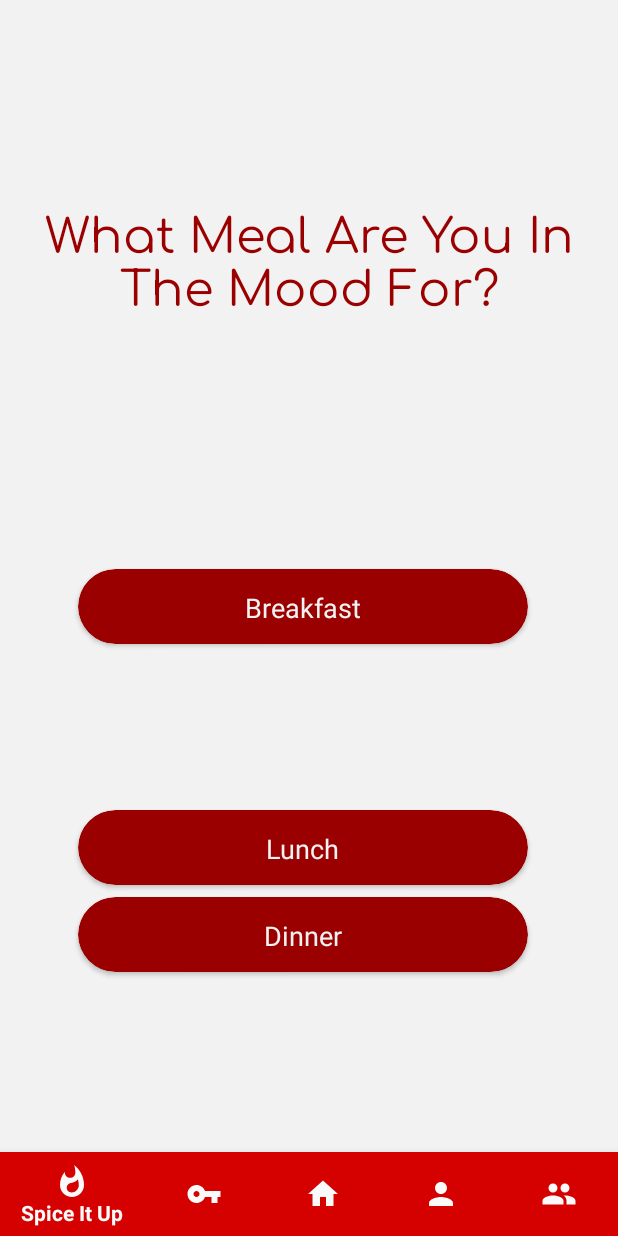
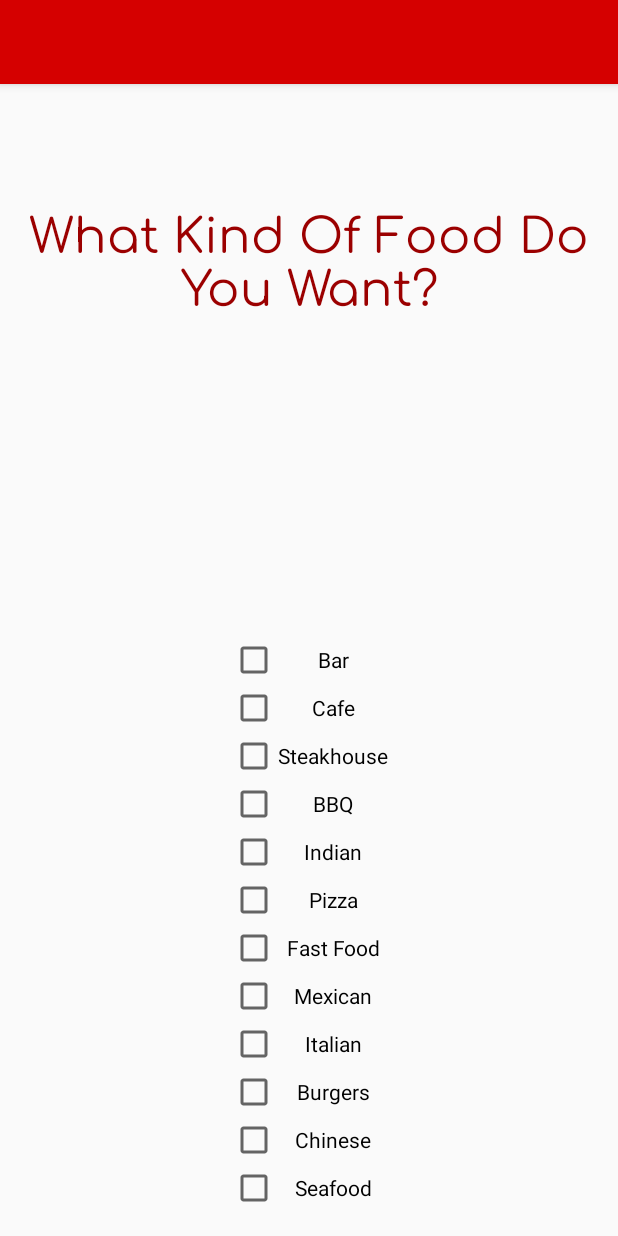
Before and after one commit to aam659/SpiceApp, an Android app: the MealTime screen opened directly, with no data from a screen before it, after a tap on "Dinner", on a phone screen of 412 x 824 dp. Run offline under Robolectric (Android 15) with nearby library versions, the phone set to English and light mode, and no system bars; our stand-ins replace Firebase (no records; nobody signed in at launch, a user with empty details on screens opened directly); Roboto replaces fonts that are not available here; 1 statement that could not run was skipped.

Commit message:
Added survey for Lunch/Dinner

```diff
--- a/App/SpiceApp/app/src/main/AndroidManifest.xml
+++ b/App/SpiceApp/app/src/main/AndroidManifest.xml
@@ -16,7 +16,11 @@
         android:roundIcon="@mipmap/ic_launcher_round"
         android:supportsRtl="true"
         android:theme="@style/AppTheme">
-        <activity android:name=".NameMood"></activity>
+        <activity
+            android:name=".ChooseCategory"
+            android:label="@string/title_activity_choose_category"
+            android:theme="@style/AppTheme.NoActionBar"></activity>
+        <activity android:name=".NameMood" />
         <activity
             android:name=".ListMoods"
             android:label="@string/title_activity_list_moods"
--- /dev/null
+++ b/App/SpiceApp/app/src/main/java/com/example/spiceapp/ChooseCategory.java
@@ -0,0 +1,31 @@
+package com.example.spiceapp;
+
+import android.os.Bundle;
+
+import com.google.android.material.floatingactionbutton.FloatingActionButton;
+import com.google.android.material.snackbar.Snackbar;
+
+import androidx.appcompat.app.AppCompatActivity;
+import androidx.appcompat.widget.Toolbar;
+
+import android.view.View;
+
+public class ChooseCategory extends AppCompatActivity {
+
+    @Override
+    protected void onCreate(Bundle savedInstanceState) {
+        super.onCreate(savedInstanceState);
+        setContentView(R.layout.activity_choose_category);
+        Toolbar toolbar = (Toolbar) findViewById(R.id.toolbar);
+        setSupportActionBar(toolbar);
+
+        FloatingActionButton fab = (FloatingActionButton) findViewById(R.id.fab);
+        fab.setOnClickListener(new View.OnClickListener() {
+            @Override
+            public void onClick(View view) {
+                Snackbar.make(view, "Replace with your own action", Snackbar.LENGTH_LONG)
+                        .setAction("Action", null).show();
+            }
+        });
+    }
+}
--- a/App/SpiceApp/app/src/main/java/com/example/spiceapp/MealTime.java
+++ b/App/SpiceApp/app/src/main/java/com/example/spiceapp/MealTime.java
@@ -42,6 +42,8 @@ public class MealTime extends AppCompatActivity {
             public void onClick(View v) {
                 Toast.makeText(v.getContext(), "Lunch Clicked", Toast.LENGTH_LONG).show();
                 database.child("users").child(user.getUid()).child("Moods").child(nameOfMood).child("MealTime").setValue("Lunch");
+                Intent nextScreen = new Intent(v.getContext(), ChooseCategory.class);
+                startActivityForResult(nextScreen, 0);;
 
             }
         });
@@ -51,6 +53,8 @@ public class MealTime extends AppCompatActivity {
             public void onClick(View v) {
                 Toast.makeText(v.getContext(), "Dinner Clicked", Toast.LENGTH_LONG).show();
                 database.child("users").child(user.getUid()).child("Moods").child(nameOfMood).child("MealTime").setValue("Dinner");
+                Intent nextScreen = new Intent(v.getContext(), ChooseCategory.class);
+                startActivityForResult(nextScreen, 0);
             }
         });
 
--- /dev/null
+++ b/App/SpiceApp/app/src/main/res/layout/activity_choose_category.xml
@@ -0,0 +1,59 @@
+<?xml version="1.0" encoding="utf-8"?>
+<androidx.coordinatorlayout.widget.CoordinatorLayout xmlns:android="http://schemas.android.com/apk/res/android"
+    xmlns:app="http://schemas.android.com/apk/res-auto"
+    xmlns:tools="http://schemas.android.com/tools"
+    android:layout_width="match_parent"
+    android:layout_height="match_parent"
+    android:fitsSystemWindows="true"
+    tools:context=".ChooseCategory">
+
+    <include
+        layout="@layout/content_choose_category"
+        android:layout_gravity="center|bottom"
+        android:layout_height="400dp"
+        android:layout_width="wrap_content" />
+
+    <TextView
+        android:id="@+id/textView3"
+        android:layout_width="match_parent"
+        android:layout_height="99dp"
+        android:layout_below="@+id/toolbar"
+        android:layout_alignParentBottom="true"
+        android:layout_marginTop="128dp"
+        android:fontFamily="@font/comfortaa"
+        android:text="@string/strChooseACategory"
+        android:textAlignment="center"
+        android:textColor="@color/colorPrimaryDark"
+        android:textSize="32sp"
+        android:typeface="sans"
+        app:layout_constraintStart_toStartOf="parent"
+        app:layout_constraintTop_toTopOf="parent"
+        tools:text="@string/strChooseACategory" />
+
+    <com.google.android.material.appbar.AppBarLayout
+        android:id="@+id/app_bar"
+        android:layout_width="match_parent"
+        android:layout_height="wrap_content"
+        android:fitsSystemWindows="true"
+        android:theme="@style/AppTheme.AppBarOverlay">
+
+        <com.google.android.material.appbar.CollapsingToolbarLayout
+            android:id="@+id/toolbar_layout"
+            android:layout_width="match_parent"
+            android:layout_height="wrap_content"
+            android:fitsSystemWindows="true"
+            app:contentScrim="?attr/colorPrimary"
+            app:layout_scrollFlags="scroll|exitUntilCollapsed"
+            app:toolbarId="@+id/toolbar">
+
+            <androidx.appcompat.widget.Toolbar
+                android:id="@+id/toolbar"
+                android:layout_width="match_parent"
+                android:layout_height="?attr/actionBarSize"
+                app:layout_collapseMode="pin"
+                app:popupTheme="@style/AppTheme.PopupOverlay" />
+
+        </com.google.android.material.appbar.CollapsingToolbarLayout>
+    </com.google.android.material.appbar.AppBarLayout>
+
+</androidx.coordinatorlayout.widget.CoordinatorLayout>
--- a/App/SpiceApp/app/src/main/res/layout/activity_meal_time.xml
+++ b/App/SpiceApp/app/src/main/res/layout/activity_meal_time.xml
@@ -52,11 +52,13 @@
         android:layout_alignParentEnd="true"
         android:layout_alignParentRight="true"
         android:layout_marginStart="52dp"
-        android:layout_marginBottom="120dp"
+        android:layout_marginTop="8dp"
+        android:layout_marginBottom="184dp"
         app:cardBackgroundColor="@color/colorPrimaryDark"
         app:cardCornerRadius="25dp"
-        app:layout_constraintBottom_toTopOf="@+id/bottom_navigation"
-        app:layout_constraintStart_toStartOf="parent">
+        app:layout_constraintBottom_toBottomOf="parent"
+        app:layout_constraintStart_toStartOf="parent"
+        app:layout_constraintTop_toBottomOf="@+id/btLunchBtn" >
 
         <RelativeLayout
             android:id="@+id/btnDinnerBtn"
@@ -127,12 +129,4 @@
         app:layout_constraintTop_toTopOf="parent"
         tools:text="@string/strChooseAMeal" />
 
-    <include
-        android:id="@+id/bottom_navigation"
-        layout="@layout/nav_layout"
-        android:layout_width="wrap_content"
-        android:layout_height="wrap_content"
-        app:layout_constraintBottom_toBottomOf="parent"
-        tools:layout_editor_absoluteX="0dp" />
-
 </androidx.constraintlayout.widget.ConstraintLayout>
--- /dev/null
+++ b/App/SpiceApp/app/src/main/res/layout/content_choose_category.xml
@@ -0,0 +1,107 @@
+<?xml version="1.0" encoding="utf-8"?>
+<androidx.core.widget.NestedScrollView xmlns:android="http://schemas.android.com/apk/res/android"
+    xmlns:app="http://schemas.android.com/apk/res-auto"
+    xmlns:tools="http://schemas.android.com/tools"
+    android:layout_width="match_parent"
+    android:layout_height="match_parent"
+    app:layout_behavior="@string/appbar_scrolling_view_behavior"
+    tools:context=".ChooseCategory"
+    tools:showIn="@layout/activity_choose_category">
+
+    <ScrollView
+        android:layout_width="match_parent"
+        android:layout_height="wrap_content">
+
+        <LinearLayout
+            android:layout_width="match_parent"
+            android:layout_height="wrap_content"
+            android:orientation="vertical" >
+
+            <CheckBox
+                android:id="@+id/checkBar"
+                android:layout_width="match_parent"
+                android:layout_height="wrap_content"
+                android:gravity="center"
+                android:text="@string/strBar" />
+
+            <CheckBox
+                android:id="@+id/checkCafe"
+                android:layout_width="match_parent"
+                android:layout_height="wrap_content"
+                android:gravity="center"
+                android:text="@string/strCafe" />
+
+            <CheckBox
+                android:id="@+id/checkSteakhouse"
+                android:layout_width="match_parent"
+                android:layout_height="wrap_content"
+                android:gravity="center"
+                android:text="@string/strSteakhouse" />
+
+            <CheckBox
+                android:id="@+id/checkBBQ"
+                android:layout_width="match_parent"
+                android:layout_height="wrap_content"
+                android:gravity="center"
+                android:text="@string/strBBQ" />
+
+            <CheckBox
+                android:id="@+id/checkIndian"
+                android:layout_width="match_parent"
+                android:layout_height="wrap_content"
+                android:gravity="center"
+                android:text="@string/strIndian" />
+
+            <CheckBox
+                android:id="@+id/checkPizza"
+                android:layout_width="match_parent"
+                android:layout_height="wrap_content"
+                android:gravity="center"
+                android:text="@string/strPizza" />
+
+            <CheckBox
+                android:id="@+id/checkFastFood"
+                android:layout_width="match_parent"
+                android:layout_height="wrap_content"
+                android:gravity="center"
+                android:text="@string/strFastFood" />
+
+            <CheckBox
+                android:id="@+id/checkMex"
+                android:layout_width="match_parent"
+                android:layout_height="wrap_content"
+                android:gravity="center"
+                android:text="@string/strMexican"
+                tools:text="@string/strMexican" />
+
+            <CheckBox
+                android:id="@+id/checkItalian"
+                android:layout_width="match_parent"
+                android:layout_height="wrap_content"
+                android:gravity="center"
+                android:text="@string/strItalian"
+                tools:text="@string/strItalian" />
+
+            <CheckBox
+                android:id="@+id/checkBurgers"
+                android:layout_width="match_parent"
+                android:layout_height="wrap_content"
+                android:gravity="center"
+                android:text="@string/strBurgers" />
+
+            <CheckBox
+                android:id="@+id/checkChinese"
+                android:layout_width="match_parent"
+                android:layout_height="wrap_content"
+                android:gravity="center"
+                android:text="@string/strChin" />
+
+            <CheckBox
+                android:id="@+id/checkSeafood"
+                android:layout_width="match_parent"
+                android:layout_height="wrap_content"
+                android:gravity="center"
+                android:text="@string/strSeafood" />
+        </LinearLayout>
+    </ScrollView>
+</androidx.core.widget.NestedScrollView>
--- /dev/null
+++ b/App/SpiceApp/app/src/main/res/menu/menu_choose_category.xml
@@ -0,0 +1,10 @@
+<menu xmlns:android="http://schemas.android.com/apk/res/android"
+    xmlns:app="http://schemas.android.com/apk/res-auto"
+    xmlns:tools="http://schemas.android.com/tools"
+    tools:context="com.example.spiceapp.ChooseCategory">
+    <item
+        android:id="@+id/action_settings"
+        android:orderInCategory="100"
+        android:title="@string/action_settings"
+        app:showAsAction="never" />
+</menu>
--- a/App/SpiceApp/app/src/main/res/values/dimens.xml
+++ b/App/SpiceApp/app/src/main/res/values/dimens.xml
@@ -1,3 +1,5 @@
 <resources>
     <dimen name="fab_margin">16dp</dimen>
+    <dimen name="app_bar_height">180dp</dimen>
+    <dimen name="text_margin">16dp</dimen>
 </resources>
--- a/App/SpiceApp/app/src/main/res/values/strings.xml
+++ b/App/SpiceApp/app/src/main/res/values/strings.xml
@@ -47,4 +47,23 @@
     <string name="title_activity_list_moods">ListMoods</string>
     <string name="strWhatIsYourMood">What Do You Wanna Call This Mood?</string>
     <string name="strCreateMood">Create Mood</string>
+    <string name="title_activity_choose_category">ChooseCategory</string>
+    <string name="large_text">
+
+    </string>
+    <string name="action_settings">Settings</string>
+    <string name="strMexican">Mexican</string>
+    <string name="strItalian" >Italian</string>
+    <string name="strBurgers">Burgers</string>
+    <string name="strChinese">Chinese</string>
+    <string name="strChin">Chinese</string>
+    <string name="strSeafood">Seafood</string>
+    <string name="strIndian">Indian</string>
+    <string name="strPizza">Pizza</string>
+    <string name="strFastFood">Fast Food</string>
+    <string name="strBBQ">BBQ</string>
+    <string name="strCafe">Cafe</string>
+    <string name="strSteakhouse">Steakhouse</string>
+    <string name="strBar">Bar</string>
+    <string name="strChooseACategory">What Kind Of Food Do You Want?</string>
 </resources>
```
